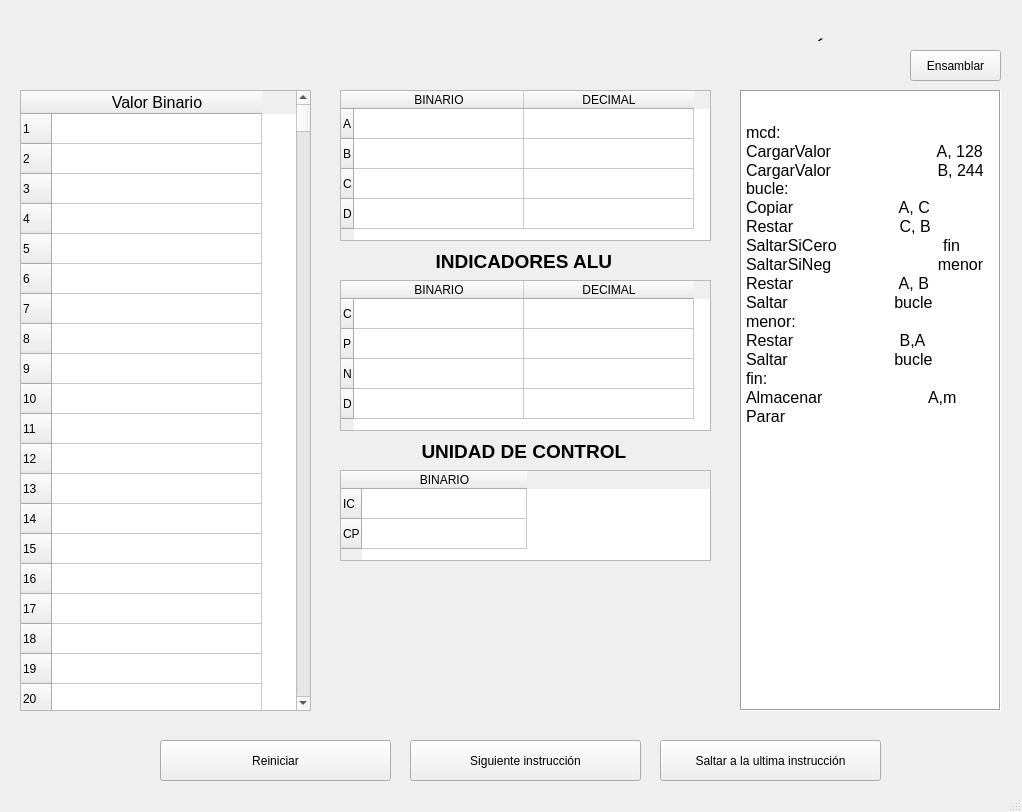
Before: the Qt Designer form src/views/pcDesigntaller.ui in SebMatDo/EmuladorBasicoYCompiladorPC-DeEuclidesAJava, drawn with Qt 5.
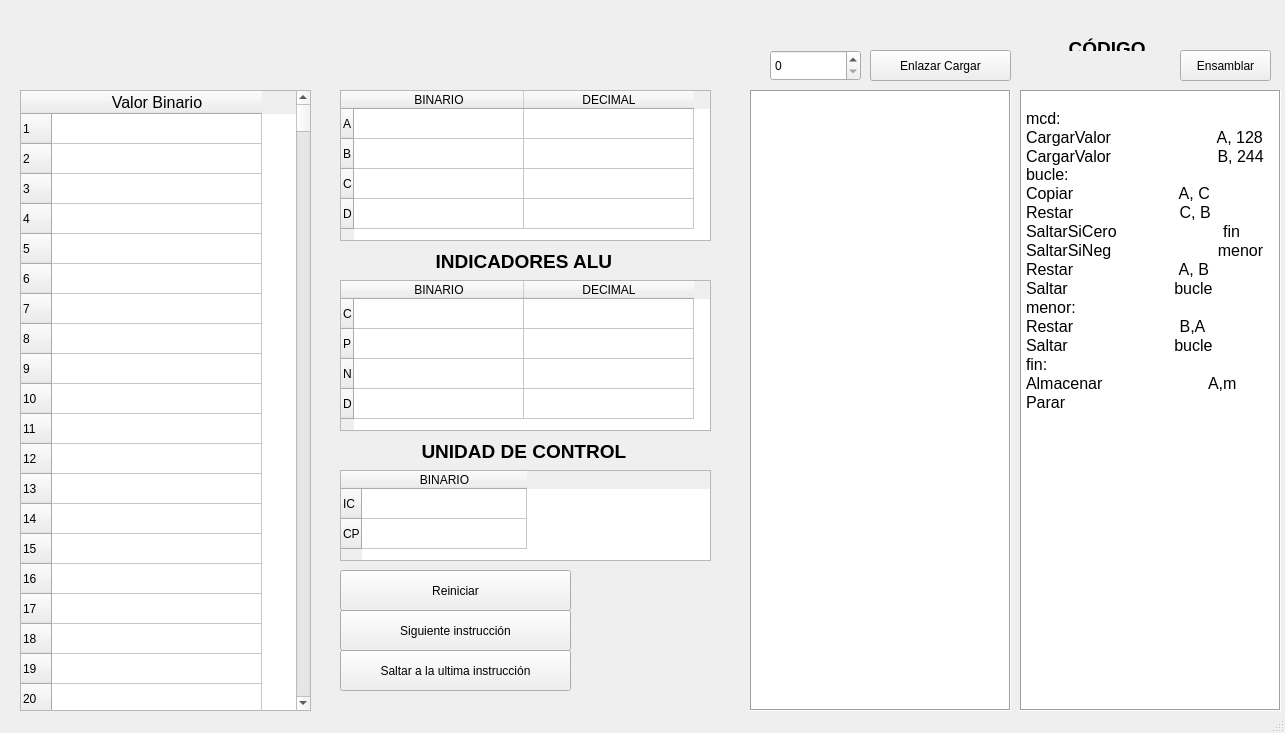
After: the same form once the commit is applied.

Commit message: Se crea el codigo objeto antes de cargar en memoria

Diff of the .ui file:
```diff
--- a/src/views/pcDesigntaller.ui
+++ b/src/views/pcDesigntaller.ui
@@ -6,8 +6,8 @@
             <rect>
                 <x>0</x>
                 <y>0</y>
-                <width>1022</width>
-                <height>812</height>
+    <width>1285</width>
+    <height>733</height>
             </rect>
         </property>
         <property name="windowTitle">
@@ -20,7 +20,7 @@
             <widget class="QTextEdit" name="textEditCodigoASM">
                 <property name="geometry">
                     <rect>
-                        <x>740</x>
+      <x>1020</x>
                         <y>90</y>
                         <width>261</width>
                         <height>621</height>
@@ -31,54 +31,25 @@
                 </property>
                 <property name="html">
                     <string>&lt;!DOCTYPE HTML PUBLIC &quot;-//W3C//DTD HTML 4.0//EN&quot; &quot;http://www.w3.org/TR/REC-html40/strict.dtd&quot;&gt;
-                        &lt;html&gt;&lt;head&gt;&lt;meta name=&quot;qrichtext&quot; content=&quot;1&quot; /&gt;&lt;style
-                        type=&quot;text/css&quot;&gt;
-                        p, li { white-space: pre-wrap; }
-                        &lt;/style&gt;&lt;/head&gt;&lt;body style=&quot; font-family:'MS Shell Dlg 2'; font-size:8.25pt;
-                        font-weight:400; font-style:normal;&quot;&gt;
-                        &lt;p style=&quot; margin-top:0px; margin-bottom:0px; margin-left:0px; margin-right:0px;
-                        -qt-block-indent:0; text-indent:0px;&quot;&gt;&lt;span style=&quot; font-size:12pt;&quot;&gt;mcd:&lt;/span&gt;&lt;/p&gt;
-                        &lt;p style=&quot; margin-top:0px; margin-bottom:0px; margin-left:0px; margin-right:0px;
-                        -qt-block-indent:0; text-indent:0px;&quot;&gt;&lt;span style=&quot; font-size:12pt;&quot;&gt;CargarValor
-                        A, 128&lt;/span&gt;&lt;/p&gt;
-                        &lt;p style=&quot; margin-top:0px; margin-bottom:0px; margin-left:0px; margin-right:0px;
-                        -qt-block-indent:0; text-indent:0px;&quot;&gt;&lt;span style=&quot; font-size:12pt;&quot;&gt;CargarValor
-                        B, 244&lt;br /&gt;bucle:&lt;/span&gt;&lt;/p&gt;
-                        &lt;p style=&quot; margin-top:0px; margin-bottom:0px; margin-left:0px; margin-right:0px;
-                        -qt-block-indent:0; text-indent:0px;&quot;&gt;&lt;span style=&quot; font-size:12pt;&quot;&gt;Copiar
-                        A, C&lt;/span&gt;&lt;/p&gt;
-                        &lt;p style=&quot; margin-top:0px; margin-bottom:0px; margin-left:0px; margin-right:0px;
-                        -qt-block-indent:0; text-indent:0px;&quot;&gt;&lt;span style=&quot; font-size:12pt;&quot;&gt;Restar
-                        C, B&lt;/span&gt;&lt;/p&gt;
-                        &lt;p style=&quot; margin-top:0px; margin-bottom:0px; margin-left:0px; margin-right:0px;
-                        -qt-block-indent:0; text-indent:0px;&quot;&gt;&lt;span style=&quot; font-size:12pt;&quot;&gt;SaltarSiCero
-                        fin&lt;/span&gt;&lt;/p&gt;
-                        &lt;p style=&quot; margin-top:0px; margin-bottom:0px; margin-left:0px; margin-right:0px;
-                        -qt-block-indent:0; text-indent:0px;&quot;&gt;&lt;span style=&quot; font-size:12pt;&quot;&gt;SaltarSiNeg
-                        menor&lt;/span&gt;&lt;/p&gt;
-                        &lt;p style=&quot; margin-top:0px; margin-bottom:0px; margin-left:0px; margin-right:0px;
-                        -qt-block-indent:0; text-indent:0px;&quot;&gt;&lt;span style=&quot; font-size:12pt;&quot;&gt;Restar
-                        A, B&lt;/span&gt;&lt;/p&gt;
-                        &lt;p style=&quot; margin-top:0px; margin-bottom:0px; margin-left:0px; margin-right:0px;
-                        -qt-block-indent:0; text-indent:0px;&quot;&gt;&lt;span style=&quot; font-size:12pt;&quot;&gt;Saltar
-                        bucle&lt;/span&gt;&lt;/p&gt;
-                        &lt;p style=&quot; margin-top:0px; margin-bottom:0px; margin-left:0px; margin-right:0px;
-                        -qt-block-indent:0; text-indent:0px;&quot;&gt;&lt;span style=&quot; font-size:12pt;&quot;&gt;menor:
-                        &lt;/span&gt;&lt;/p&gt;
-                        &lt;p style=&quot; margin-top:0px; margin-bottom:0px; margin-left:0px; margin-right:0px;
-                        -qt-block-indent:0; text-indent:0px;&quot;&gt;&lt;span style=&quot; font-size:12pt;&quot;&gt;Restar
-                        B,A&lt;/span&gt;&lt;/p&gt;
-                        &lt;p style=&quot; margin-top:0px; margin-bottom:0px; margin-left:0px; margin-right:0px;
-                        -qt-block-indent:0; text-indent:0px;&quot;&gt;&lt;span style=&quot; font-size:12pt;&quot;&gt;Saltar
-                        bucle&lt;/span&gt;&lt;/p&gt;
-                        &lt;p style=&quot; margin-top:0px; margin-bottom:0px; margin-left:0px; margin-right:0px;
-                        -qt-block-indent:0; text-indent:0px;&quot;&gt;&lt;span style=&quot; font-size:12pt;&quot;&gt;fin:&lt;/span&gt;&lt;/p&gt;
-                        &lt;p style=&quot; margin-top:0px; margin-bottom:0px; margin-left:0px; margin-right:0px;
-                        -qt-block-indent:0; text-indent:0px;&quot;&gt;&lt;span style=&quot; font-size:12pt;&quot;&gt;Almacenar
-                        A,m&lt;/span&gt;&lt;/p&gt;
-                        &lt;p style=&quot; margin-top:0px; margin-bottom:0px; margin-left:0px; margin-right:0px;
-                        -qt-block-indent:0; text-indent:0px;&quot;&gt;&lt;span style=&quot; font-size:12pt;&quot;&gt;Parar&lt;/span&gt;&lt;/p&gt;&lt;/body&gt;&lt;/html&gt;
-                    </string>
+&lt;html&gt;&lt;head&gt;&lt;meta name=&quot;qrichtext&quot; content=&quot;1&quot; /&gt;&lt;style type=&quot;text/css&quot;&gt;
+p, li { white-space: pre-wrap; }
+&lt;/style&gt;&lt;/head&gt;&lt;body style=&quot; font-family:'Ubuntu'; font-size:10pt; font-weight:400; font-style:normal;&quot;&gt;
+&lt;p style=&quot; margin-top:0px; margin-bottom:0px; margin-left:0px; margin-right:0px; -qt-block-indent:0; text-indent:0px;&quot;&gt;&lt;span style=&quot; font-family:'MS Shell Dlg 2'; font-size:8.25pt;&quot;&gt;                        &lt;/span&gt;&lt;/p&gt;
+&lt;p style=&quot; margin-top:0px; margin-bottom:0px; margin-left:0px; margin-right:0px; -qt-block-indent:0; text-indent:0px;&quot;&gt;&lt;span style=&quot; font-family:'MS Shell Dlg 2'; font-size:12pt;&quot;&gt;mcd:&lt;/span&gt;&lt;span style=&quot; font-family:'MS Shell Dlg 2'; font-size:8.25pt;&quot;&gt;                        &lt;/span&gt;&lt;/p&gt;
+&lt;p style=&quot; margin-top:0px; margin-bottom:0px; margin-left:0px; margin-right:0px; -qt-block-indent:0; text-indent:0px;&quot;&gt;&lt;span style=&quot; font-family:'MS Shell Dlg 2'; font-size:12pt;&quot;&gt;CargarValor                        A, 128&lt;/span&gt;&lt;span style=&quot; font-family:'MS Shell Dlg 2'; font-size:8.25pt;&quot;&gt;                        &lt;/span&gt;&lt;/p&gt;
+&lt;p style=&quot; margin-top:0px; margin-bottom:0px; margin-left:0px; margin-right:0px; -qt-block-indent:0; text-indent:0px;&quot;&gt;&lt;span style=&quot; font-family:'MS Shell Dlg 2'; font-size:12pt;&quot;&gt;CargarValor                        B, 244&lt;br /&gt;bucle:&lt;/span&gt;&lt;span style=&quot; font-family:'MS Shell Dlg 2'; font-size:8.25pt;&quot;&gt;                        &lt;/span&gt;&lt;/p&gt;
+&lt;p style=&quot; margin-top:0px; margin-bottom:0px; margin-left:0px; margin-right:0px; -qt-block-indent:0; text-indent:0px;&quot;&gt;&lt;span style=&quot; font-family:'MS Shell Dlg 2'; font-size:12pt;&quot;&gt;Copiar                        A, C&lt;/span&gt;&lt;span style=&quot; font-family:'MS Shell Dlg 2'; font-size:8.25pt;&quot;&gt;                        &lt;/span&gt;&lt;/p&gt;
+&lt;p style=&quot; margin-top:0px; margin-bottom:0px; margin-left:0px; margin-right:0px; -qt-block-indent:0; text-indent:0px;&quot;&gt;&lt;span style=&quot; font-family:'MS Shell Dlg 2'; font-size:12pt;&quot;&gt;Restar                        C, B&lt;/span&gt;&lt;span style=&quot; font-family:'MS Shell Dlg 2'; font-size:8.25pt;&quot;&gt;                        &lt;/span&gt;&lt;/p&gt;
+&lt;p style=&quot; margin-top:0px; margin-bottom:0px; margin-left:0px; margin-right:0px; -qt-block-indent:0; text-indent:0px;&quot;&gt;&lt;span style=&quot; font-family:'MS Shell Dlg 2'; font-size:12pt;&quot;&gt;SaltarSiCero                        fin&lt;/span&gt;&lt;span style=&quot; font-family:'MS Shell Dlg 2'; font-size:8.25pt;&quot;&gt;                        &lt;/span&gt;&lt;/p&gt;
+&lt;p style=&quot; margin-top:0px; margin-bottom:0px; margin-left:0px; margin-right:0px; -qt-block-indent:0; text-indent:0px;&quot;&gt;&lt;span style=&quot; font-family:'MS Shell Dlg 2'; font-size:12pt;&quot;&gt;SaltarSiNeg                        menor&lt;/span&gt;&lt;span style=&quot; font-family:'MS Shell Dlg 2'; font-size:8.25pt;&quot;&gt;                        &lt;/span&gt;&lt;/p&gt;
+&lt;p style=&quot; margin-top:0px; margin-bottom:0px; margin-left:0px; margin-right:0px; -qt-block-indent:0; text-indent:0px;&quot;&gt;&lt;span style=&quot; font-family:'MS Shell Dlg 2'; font-size:12pt;&quot;&gt;Restar                        A, B&lt;/span&gt;&lt;span style=&quot; font-family:'MS Shell Dlg 2'; font-size:8.25pt;&quot;&gt;                        &lt;/span&gt;&lt;/p&gt;
+&lt;p style=&quot; margin-top:0px; margin-bottom:0px; margin-left:0px; margin-right:0px; -qt-block-indent:0; text-indent:0px;&quot;&gt;&lt;span style=&quot; font-family:'MS Shell Dlg 2'; font-size:12pt;&quot;&gt;Saltar                        bucle&lt;/span&gt;&lt;span style=&quot; font-family:'MS Shell Dlg 2'; font-size:8.25pt;&quot;&gt;                        &lt;/span&gt;&lt;/p&gt;
+&lt;p style=&quot; margin-top:0px; margin-bottom:0px; margin-left:0px; margin-right:0px; -qt-block-indent:0; text-indent:0px;&quot;&gt;&lt;span style=&quot; font-family:'MS Shell Dlg 2'; font-size:12pt;&quot;&gt;menor:                        &lt;/span&gt;&lt;span style=&quot; font-family:'MS Shell Dlg 2'; font-size:8.25pt;&quot;&gt;                        &lt;/span&gt;&lt;/p&gt;
+&lt;p style=&quot; margin-top:0px; margin-bottom:0px; margin-left:0px; margin-right:0px; -qt-block-indent:0; text-indent:0px;&quot;&gt;&lt;span style=&quot; font-family:'MS Shell Dlg 2'; font-size:12pt;&quot;&gt;Restar                        B,A&lt;/span&gt;&lt;span style=&quot; font-family:'MS Shell Dlg 2'; font-size:8.25pt;&quot;&gt;                        &lt;/span&gt;&lt;/p&gt;
+&lt;p style=&quot; margin-top:0px; margin-bottom:0px; margin-left:0px; margin-right:0px; -qt-block-indent:0; text-indent:0px;&quot;&gt;&lt;span style=&quot; font-family:'MS Shell Dlg 2'; font-size:12pt;&quot;&gt;Saltar                        bucle&lt;/span&gt;&lt;span style=&quot; font-family:'MS Shell Dlg 2'; font-size:8.25pt;&quot;&gt;                        &lt;/span&gt;&lt;/p&gt;
+&lt;p style=&quot; margin-top:0px; margin-bottom:0px; margin-left:0px; margin-right:0px; -qt-block-indent:0; text-indent:0px;&quot;&gt;&lt;span style=&quot; font-family:'MS Shell Dlg 2'; font-size:12pt;&quot;&gt;fin:&lt;/span&gt;&lt;span style=&quot; font-family:'MS Shell Dlg 2'; font-size:8.25pt;&quot;&gt;                        &lt;/span&gt;&lt;/p&gt;
+&lt;p style=&quot; margin-top:0px; margin-bottom:0px; margin-left:0px; margin-right:0px; -qt-block-indent:0; text-indent:0px;&quot;&gt;&lt;span style=&quot; font-family:'MS Shell Dlg 2'; font-size:12pt;&quot;&gt;Almacenar                        A,m&lt;/span&gt;&lt;span style=&quot; font-family:'MS Shell Dlg 2'; font-size:8.25pt;&quot;&gt;                        &lt;/span&gt;&lt;/p&gt;
+&lt;p style=&quot; margin-top:0px; margin-bottom:0px; margin-left:0px; margin-right:0px; -qt-block-indent:0; text-indent:0px;&quot;&gt;&lt;span style=&quot; font-family:'MS Shell Dlg 2'; font-size:12pt;&quot;&gt;Parar&lt;/span&gt;                    &lt;/p&gt;&lt;/body&gt;&lt;/html&gt;</string>
                 </property>
             </widget>
             <widget class="QLabel" name="label_ram">
@@ -112,8 +83,8 @@
             <widget class="QPushButton" name="button_siguiente_instruccion">
                 <property name="geometry">
                     <rect>
-                        <x>410</x>
-                        <y>740</y>
+      <x>340</x>
+      <y>610</y>
                         <width>231</width>
                         <height>41</height>
                     </rect>
@@ -137,9 +108,9 @@
             <widget class="QPushButton" name="button_ultima_instruccion">
                 <property name="geometry">
                     <rect>
-                        <x>660</x>
-                        <y>740</y>
-                        <width>221</width>
+      <x>340</x>
+      <y>650</y>
+      <width>231</width>
                         <height>41</height>
                     </rect>
                 </property>
@@ -530,10 +501,10 @@
             <widget class="QLabel" name="label_codigo">
                 <property name="geometry">
                     <rect>
-                        <x>740</x>
+      <x>1010</x>
                         <y>10</y>
                         <width>261</width>
-                        <height>31</height>
+      <height>41</height>
                     </rect>
                 </property>
                 <property name="mouseTracking">
@@ -558,8 +529,8 @@
             <widget class="QPushButton" name="button_reiniciar">
                 <property name="geometry">
                     <rect>
-                        <x>160</x>
-                        <y>740</y>
+      <x>340</x>
+      <y>570</y>
                         <width>231</width>
                         <height>41</height>
                     </rect>
@@ -574,7 +545,7 @@
             <widget class="QPushButton" name="button_ensamblar">
                 <property name="geometry">
                     <rect>
-                        <x>910</x>
+      <x>1180</x>
                         <y>50</y>
                         <width>91</width>
                         <height>31</height>
@@ -587,6 +558,52 @@
                     <string>Ensamblar</string>
                 </property>
             </widget>
+   <widget class="QPushButton" name="button_enlazar_cargar">
+    <property name="geometry">
+     <rect>
+      <x>870</x>
+      <y>50</y>
+      <width>141</width>
+      <height>31</height>
+     </rect>
+    </property>
+    <property name="styleSheet">
+     <string notr="true">font: 75 12pt &quot;MS Shell Dlg 2&quot;;</string>
+    </property>
+    <property name="text">
+     <string>Enlazar Cargar</string>
+    </property>
+   </widget>
+   <widget class="QSpinBox" name="spinBox_pos_enlazar">
+    <property name="geometry">
+     <rect>
+      <x>770</x>
+      <y>50</y>
+      <width>91</width>
+      <height>31</height>
+     </rect>
+    </property>
+   </widget>
+   <widget class="QTextEdit" name="textEditCodigoObjeto">
+    <property name="geometry">
+     <rect>
+      <x>750</x>
+      <y>90</y>
+      <width>261</width>
+      <height>621</height>
+     </rect>
+    </property>
+    <property name="frameShape">
+     <enum>QFrame::Box</enum>
+    </property>
+    <property name="html">
+     <string>&lt;!DOCTYPE HTML PUBLIC &quot;-//W3C//DTD HTML 4.0//EN&quot; &quot;http://www.w3.org/TR/REC-html40/strict.dtd&quot;&gt;
+&lt;html&gt;&lt;head&gt;&lt;meta name=&quot;qrichtext&quot; content=&quot;1&quot; /&gt;&lt;style type=&quot;text/css&quot;&gt;
+p, li { white-space: pre-wrap; }
+&lt;/style&gt;&lt;/head&gt;&lt;body style=&quot; font-family:'Ubuntu'; font-size:10pt; font-weight:400; font-style:normal;&quot;&gt;
+&lt;p style=&quot;-qt-paragraph-type:empty; margin-top:0px; margin-bottom:0px; margin-left:0px; margin-right:0px; -qt-block-indent:0; text-indent:0px;&quot;&gt;&lt;br /&gt;&lt;/p&gt;&lt;/body&gt;&lt;/html&gt;</string>
+    </property>
+   </widget>
         </widget>
         <widget class="QStatusBar" name="statusbar">
             <property name="sizeGripEnabled">
```
Left out of the diff: 1024 changed lines with no effect on the pictures. Lines whose indentation alone changed are shown as unchanged. The commit also changes 5 other files.
